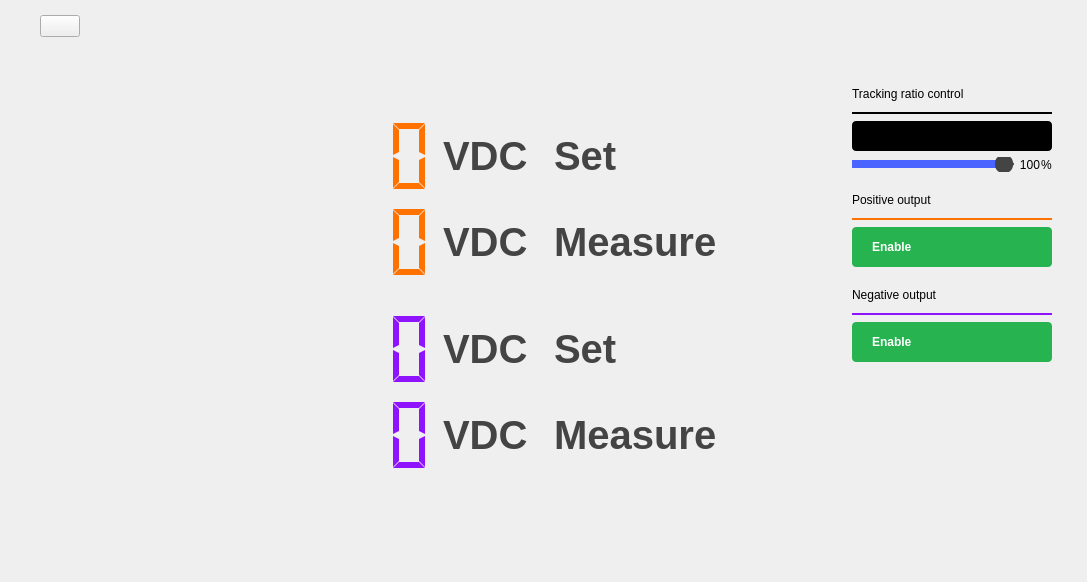
Above: plugins/m2k/ui/powercontrol.ui from analogdevicesinc/scopy before the change. Below: the same form after it.
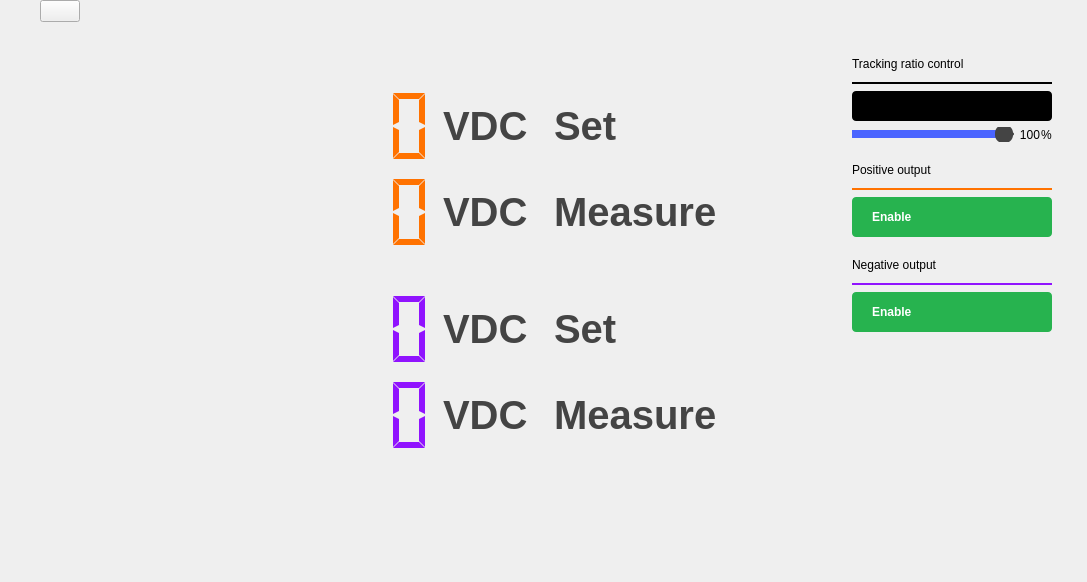
That is the form after the change. Icons and pictures are not drawn. Custom widgets are drawn as their Qt base class.

```diff
--- a/plugins/m2k/ui/powercontrol.ui
+++ b/plugins/m2k/ui/powercontrol.ui
@@ -45,13 +45,13 @@
        <number>0</number>
       </property>
       <property name="topMargin">
-       <number>15</number>
+       <number>0</number>
       </property>
       <property name="rightMargin">
        <number>50</number>
       </property>
       <property name="bottomMargin">
-       <number>15</number>
+       <number>0</number>
       </property>
       <item>
        <spacer name="horizontalSpacer_8">
```
